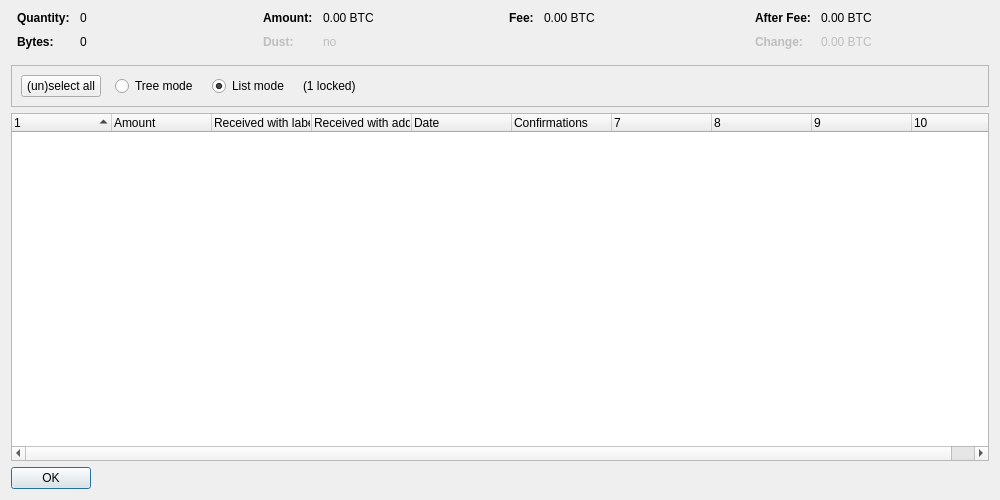
Old version of the form src/qt/forms/coincontroldialog.ui in the repository MrMiner-org/TheMinerzCoin.
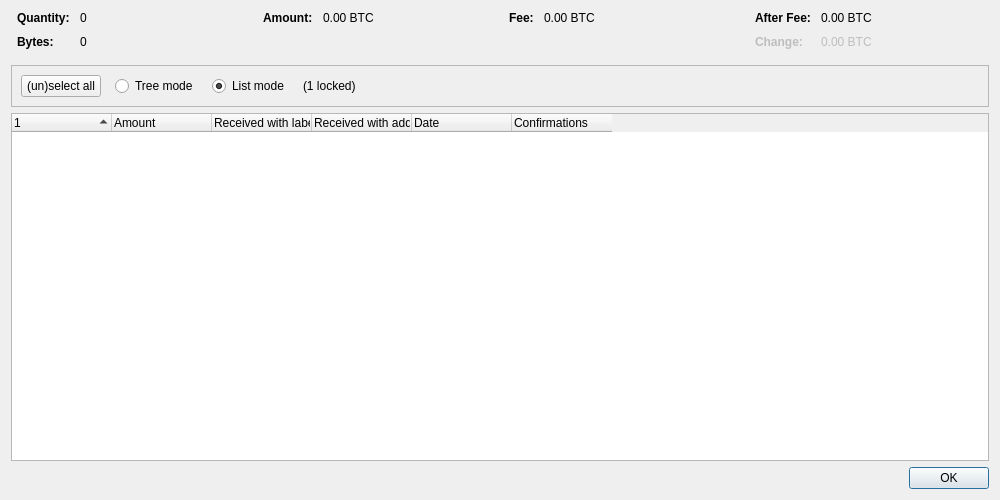
New version of the form. Custom widgets are drawn as their Qt base class.

What changed in the file:
```diff
--- a/src/qt/forms/coincontroldialog.ui
+++ b/src/qt/forms/coincontroldialog.ui
@@ -139,41 +139,6 @@
          </property>
         </widget>
        </item>
-       <item row="1" column="0">
-        <widget class="QLabel" name="labelCoinControlLowOutputText">
-         <property name="enabled">
-          <bool>false</bool>
-         </property>
-         <property name="font">
-          <font>
-           <weight>75</weight>
-           <bold>true</bold>
-          </font>
-         </property>
-         <property name="text">
-          <string>Dust:</string>
-         </property>
-        </widget>
-       </item>
-       <item row="1" column="1">
-        <widget class="QLabel" name="labelCoinControlLowOutput">
-         <property name="enabled">
-          <bool>false</bool>
-         </property>
-         <property name="cursor">
-          <cursorShape>IBeamCursor</cursorShape>
-         </property>
-         <property name="contextMenuPolicy">
-          <enum>Qt::ActionsContextMenu</enum>
-         </property>
-         <property name="text">
-          <string notr="true">no</string>
-         </property>
-         <property name="textInteractionFlags">
-          <set>Qt::LinksAccessibleByMouse|Qt::TextSelectableByKeyboard|Qt::TextSelectableByMouse</set>
-         </property>
-        </widget>
-       </item>
       </layout>
      </item>
      <item>
@@ -402,7 +367,7 @@
       <bool>false</bool>
      </property>
      <property name="columnCount">
-      <number>10</number>
+      <number>6</number>
      </property>
      <attribute name="headerShowSortIndicator" stdset="0">
       <bool>true</bool>
@@ -467,12 +432,6 @@
    </item>
    <item>
     <widget class="QDialogButtonBox" name="buttonBox">
-     <property name="sizePolicy">
-      <sizepolicy hsizetype="Maximum" vsizetype="Fixed">
-       <horstretch>0</horstretch>
-       <verstretch>0</verstretch>
-      </sizepolicy>
-     </property>
      <property name="orientation">
       <enum>Qt::Horizontal</enum>
      </property>
```
Left out of the diff: 8 changed lines with no effect on the pictures.
